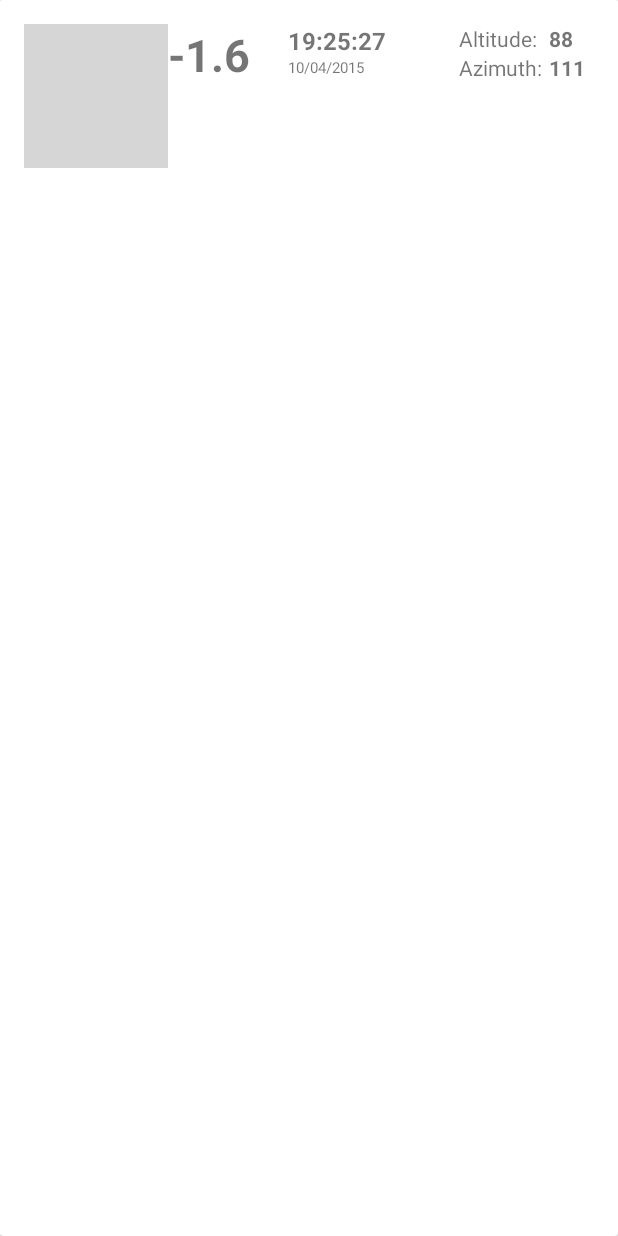
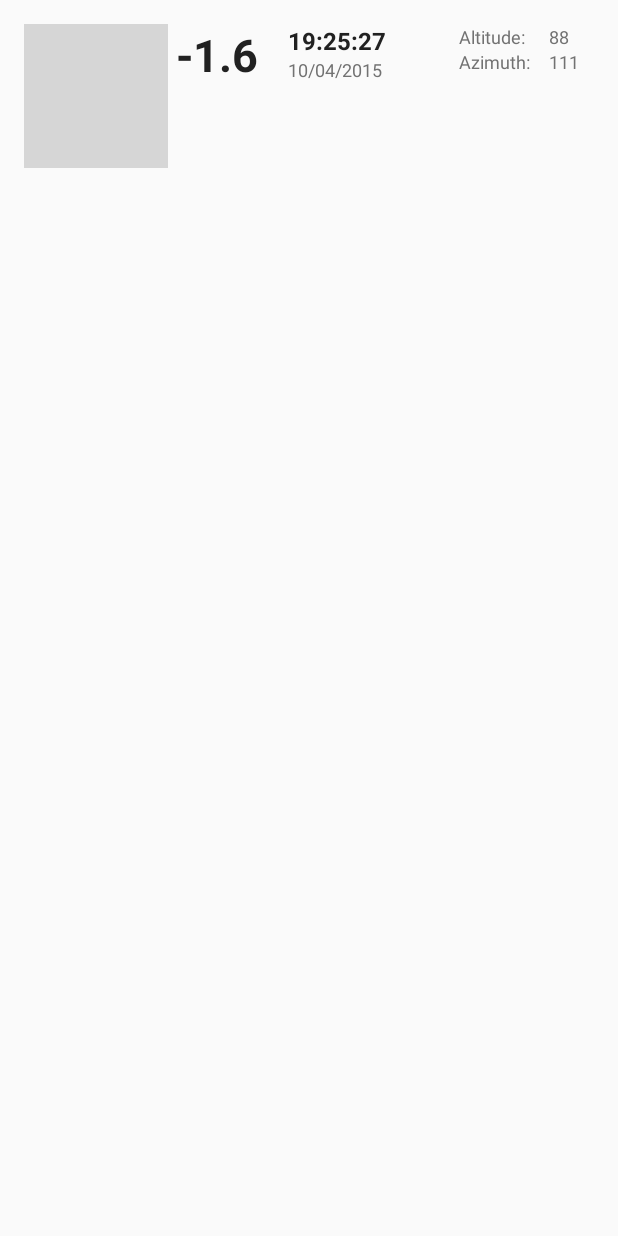
Before and after one commit to MarcinCz/FlaresObserver, an Android app: the layout flare_row.xml on its own in the app's theme, with its tools: preview values and no code run, on a phone screen of 412 x 824 dp. Run offline under Robolectric (Android 15) with nearby library versions, the phone set to English and light mode, and no system bars; grey boxes are pictures that could not be loaded.

Commit message:
Poprawione testy, sdk do 22, styl bluegrey

```diff
--- a/app/src/main/res/layout/flare_row.xml
+++ b/app/src/main/res/layout/flare_row.xml
@@ -1,23 +1,21 @@
 <?xml version="1.0" encoding="utf-8"?>
-<android.support.v7.widget.CardView xmlns:android="http://schemas.android.com/apk/res/android"
+<LinearLayout xmlns:android="http://schemas.android.com/apk/res/android"
     android:layout_width="match_parent"
-    android:layout_height="match_parent">
-
-    <LinearLayout android:layout_width="match_parent"
     android:padding="16dp"
-        android:layout_height="wrap_content"
-        android:background="@color/background_floating_material_light">
+    android:layout_height="wrap_content">
     <ImageView
         android:layout_width="wrap_content"
         android:layout_height="wrap_content"
-            android:src="@drawable/ic_star_white_36dp"
+        android:src="@drawable/ic_star_black_48dp"
         />
     <TextView
-            android:layout_width="80dp"
-            android:layout_height="fill_parent"
+        android:layout_width="60dp"
+        android:layout_marginRight="20dp"
+        android:layout_height="wrap_content"
+        android:textColor="@color/blue_grey_primary_text"
         android:text="-1.6"
         android:textSize="30sp"
-            android:gravity="clip_vertical"
+        android:gravity="right"
         android:id="@+id/flare_row_brightness"
         android:textStyle="bold" />
 
@@ -33,14 +31,16 @@
             android:id="@+id/flare_row_date_hour"
             android:gravity="center"
             android:textSize="16sp"
+            android:textColor="@color/blue_grey_primary_text"
             android:text="19:25:27"
             android:textStyle="bold" />
 
         <TextView
             android:layout_width="wrap_content"
             android:layout_height="wrap_content"
-                android:textSize="10sp"
+            android:textSize="12sp"
             android:text="10/04/2015"
+            android:textColor="@color/blue_grey_secondary_text"
             android:id="@+id/flare_row_date_day"/>
 
     </LinearLayout>
@@ -60,14 +60,17 @@
             <TextView
                 android:layout_width="60dp"
                 android:layout_height="wrap_content"
+                android:textSize="12sp"
+                android:textColor="@color/blue_grey_secondary_text"
                 android:gravity="left"
                 android:text="@string/flare_row_altitude"
                  />
             <TextView
                 android:layout_width="30dp"
                 android:layout_height="wrap_content"
+                android:textSize="12sp"
+                android:textColor="@color/blue_grey_secondary_text"
                 android:text="88"
-                    android:textStyle="bold"
                 android:id="@+id/flare_row_altitude"/>
         </LinearLayout>
 
@@ -78,21 +81,19 @@
             <TextView
                 android:layout_width="60dp"
                 android:layout_height="wrap_content"
+                android:textSize="12sp"
+                android:textColor="@color/blue_grey_secondary_text"
                 android:text="@string/flare_row_azimuth"
                  />
             <TextView
                 android:layout_width="30dp"
                 android:layout_height="wrap_content"
+                android:textSize="12sp"
                 android:id="@+id/flare_row_azimuth"
-                    android:textStyle="bold"
+                android:textColor="@color/blue_grey_secondary_text"
                 android:text="111"/>
         </LinearLayout>
 
     </LinearLayout>
 
 </LinearLayout>
-
-
-
-
-</android.support.v7.widget.CardView>
--- a/app/src/main/res/menu/menu_main.xml
+++ b/app/src/main/res/menu/menu_main.xml
@@ -1,6 +1,7 @@
 <menu xmlns:android="http://schemas.android.com/apk/res/android"
+    xmlns:tools="http://schemas.android.com/tools"
     xmlns:app="http://schemas.android.com/apk/res-auto"
-    xmlns:tools="http://schemas.android.com/tools" tools:context=".MainActivity">
+    tools:context=".MainActivity">
     <item android:id="@+id/action_settings" android:title="@string/action_settings"
         android:orderInCategory="100" app:showAsAction="never" />
 </menu>
--- /dev/null
+++ b/app/src/main/res/values/bluegrey.xml
@@ -0,0 +1,12 @@
+<?xml version="1.0" encoding="utf-8"?>
+<resources>
+    <color name="blue_grey_primary">#607D8B</color>
+    <color name="blue_grey_primary_dark">#455A64</color>
+    <color name="blue_grey_primary_light">#CFD8DC</color>
+    <color name="blue_grey_accent">#FFC107</color>
+    <color name="blue_grey_primary_text">#212121</color>
+    <color name="blue_grey_secondary_text">#727272</color>
+    <color name="blue_grey_icons">#FFFFFF</color>
+    <color name="blue_grey_divider">#B6B6B6</color>
+    <color name="blue_grey_background">#FFFFFF</color>
+</resources>
--- a/app/src/main/res/values/styles.xml
+++ b/app/src/main/res/values/styles.xml
@@ -1,8 +1,17 @@
 <resources>
 
     <!-- Base application theme. -->
-    <style name="AppTheme" parent="Theme.AppCompat.Light.DarkActionBar">
+    <style name="AppTheme" parent="Base.Theme.AppCompat.Light.DarkActionBar">
         <!-- Customize your theme here. -->
+        <item name="android:actionBarStyle">@style/BlueGreyActionBar</item>
     </style>
 
+    <!-- ActionBar styles -->
+    <style name="BlueGreyActionBar"
+    parent="Base.ThemeOverlay.AppCompat.Dark.ActionBar">
+        <item name="android:colorPrimary">@color/blue_grey_primary</item>
+
+    </style>
+
+
 </resources>
--- a/flares-predict/src/main/java/pl/mczerwi/flarespredict/heavensabove/HeavensAboveConstants.java
+++ b/flares-predict/src/main/java/pl/mczerwi/flarespredict/heavensabove/HeavensAboveConstants.java
@@ -4,6 +4,7 @@ package pl.mczerwi.flarespredict.heavensabove;
  * Created by marcin on 2015-04-11.
  */
 class HeavensAboveConstants {
+    public final static String PAGE_URL = "http://www.heavens-above.com/IridiumFlares.aspx";
     public final static String DATE_FORMAT = "MMM d, HH:mm:ss";
     public final static String LATITUDE_PARAM = "lat";
     public final static String LONGITUDE_PARAM = "lng";
--- a/flares-predict/src/main/java/pl/mczerwi/flarespredict/heavensabove/HeavensAboveScraperImpl.java
+++ b/flares-predict/src/main/java/pl/mczerwi/flarespredict/heavensabove/HeavensAboveScraperImpl.java
@@ -12,7 +12,7 @@ public class HeavensAboveScraperImpl implements HeavensAboveScraper {
     @Override
     public Document getPage(Map<String, String> params) {
         try {
-            return Jsoup.connect("http://www.heavens-above.com/IridiumFlares.aspx")
+            return Jsoup.connect(HeavensAboveConstants.PAGE_URL)
                     .data(params)
                     .get();
         } catch (Throwable e) {
```
Also changed, not shown: app/build.gradle (+4 -6 lines), app/src/main/java/pl/mczerwi/flaresobserver/FlareAdapter.java (+23 -21 lines), app/src/main/java/pl/mczerwi/flaresobserver/FlareFragment.java (added, +9 -0 lines), app/src/main/java/pl/mczerwi/flaresobserver/MainActivity.java (+4 -6 lines), app/src/main/res/layout/activity_main.xml (+4 -6 lines), 4 other files. Lines whose indentation alone changed are shown as unchanged.
